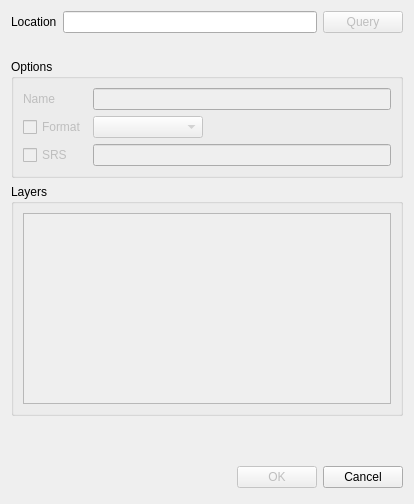
Old version of the form src/Applications/DesktopViewer/ui/WMSEditDialog.ui in the repository KrisLee/godzi-desktop.
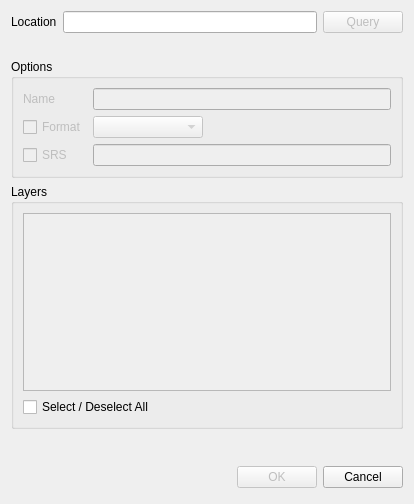
New version of the form. Icons and pictures are not drawn.

Commit message: Updated WMS to work with DataObjectSpecs. Updated and improved WMSEditDialog. Added Common header file.

Diff of the .ui file:
```diff
--- a/src/Applications/DesktopViewer/ui/WMSEditDialog.ui
+++ b/src/Applications/DesktopViewer/ui/WMSEditDialog.ui
@@ -153,6 +153,13 @@
         </property>
        </widget>
       </item>
+      <item>
+       <widget class="QCheckBox" name="selectAllCheckbox">
+        <property name="text">
+         <string>Select / Deselect All</string>
+        </property>
+       </widget>
+      </item>
      </layout>
     </widget>
    </item>
```
Left out of the diff: 13 changed lines with no effect on the pictures. The commit also changes 8 other files.
